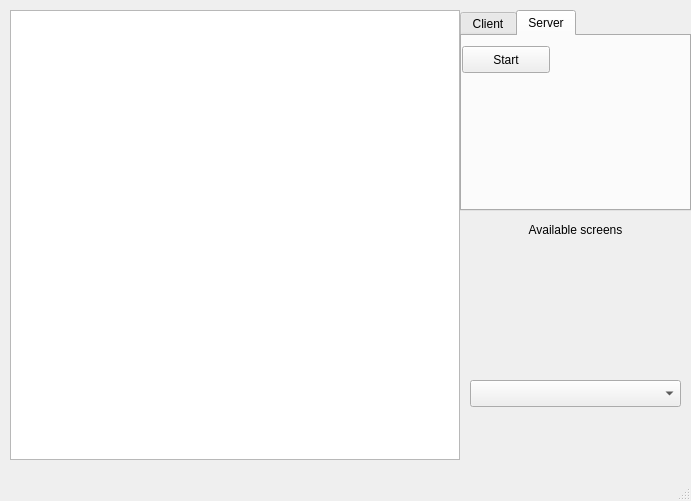
krisukox/PCs-connector, file common/gui/src/MainWindow.ui: the form before one commit.
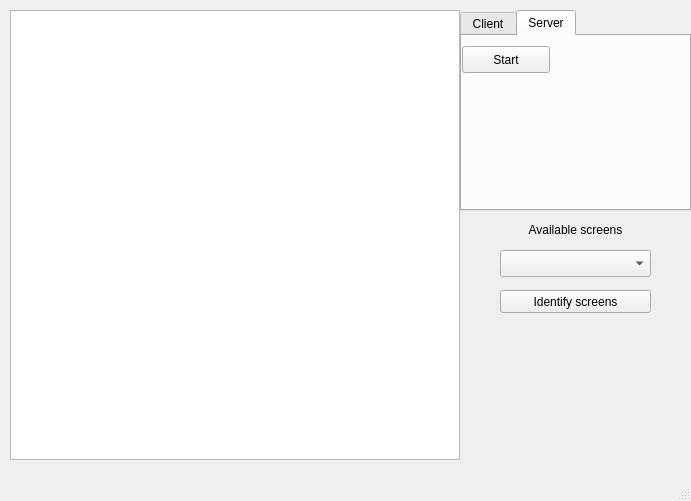
The form after the commit.

The edit to the form file:
```diff
--- a/common/gui/src/MainWindow.ui
+++ b/common/gui/src/MainWindow.ui
@@ -108,9 +108,9 @@
    <widget class="QComboBox" name="availableMonitors">
     <property name="geometry">
      <rect>
-      <x>470</x>
-      <y>380</y>
-      <width>211</width>
+      <x>500</x>
+      <y>250</y>
+      <width>151</width>
       <height>27</height>
      </rect>
     </property>
@@ -131,6 +131,19 @@
      <set>Qt::AlignCenter</set>
     </property>
    </widget>
+   <widget class="QPushButton" name="identifyScreens">
+    <property name="geometry">
+     <rect>
+      <x>500</x>
+      <y>290</y>
+      <width>151</width>
+      <height>23</height>
+     </rect>
+    </property>
+    <property name="text">
+     <string>Identify screens</string>
+    </property>
+   </widget>
   </widget>
   <widget class="QMenuBar" name="menubar">
    <property name="geometry">
```
